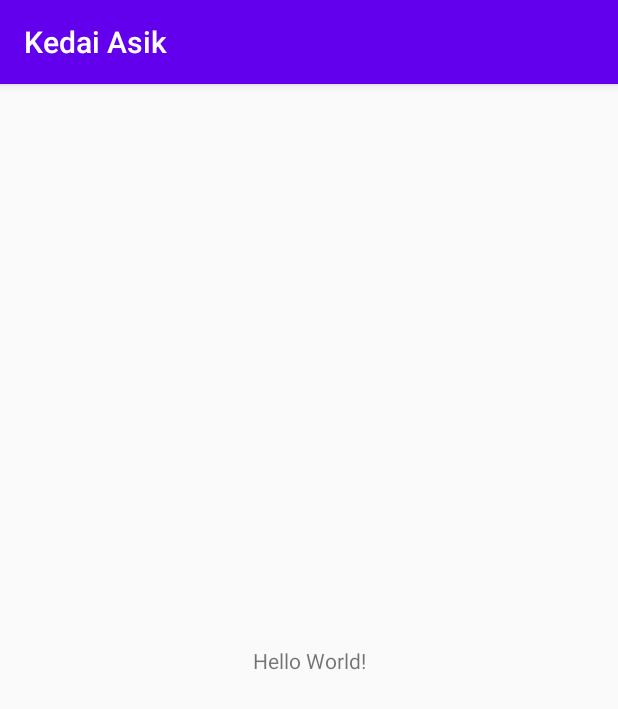
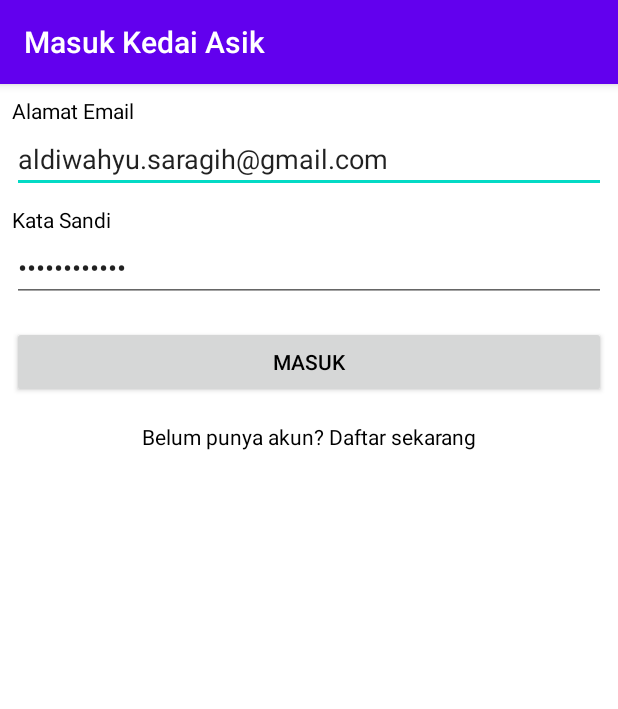
Before and after one commit to asengsaragih/AndroidKedaiAsikApp, an Android app: the screen it shows after launch (MainActivity before the commit, SigninActivity after it), on a phone screen of 412 x 824 dp. Shown: the top 709 px of the screen. Run offline under Robolectric (Android 15) with nearby library versions, the phone set to English and light mode, and no system bars; our stand-ins replace Firebase (no records; nobody signed in at launch, a user with empty details on screens opened directly).

Commit message:
add: signin and signup features with validation

```diff
--- a/app/src/main/java/com/suncode/kedaiasik/MainActivity.java
+++ b/app/src/main/java/com/suncode/kedaiasik/MainActivity.java
@@ -1,14 +1,55 @@
 package com.suncode.kedaiasik;
 
+import androidx.annotation.NonNull;
 import androidx.appcompat.app.AppCompatActivity;
 
+import android.content.Intent;
 import android.os.Bundle;
+import android.view.Menu;
+import android.view.MenuItem;
 
-public class MainActivity extends AppCompatActivity {
+import com.google.firebase.auth.FirebaseUser;
+import com.suncode.kedaiasik.base.BaseActivity;
+
+public class MainActivity extends BaseActivity {
 
     @Override
     protected void onCreate(Bundle savedInstanceState) {
         super.onCreate(savedInstanceState);
         setContentView(R.layout.activity_main);
     }
+
+    @Override
+    protected void onStart() {
+        super.onStart();
+
+        //session user
+        FirebaseUser currentUser = mAuth.getCurrentUser();
+        if (currentUser == null) {
+            startActivity(new Intent(this, SigninActivity.class));
+            finish();
+        }
+    }
+
+    @Override
+    public boolean onCreateOptionsMenu(Menu menu) {
+        getMenuInflater().inflate(R.menu.main_menu, menu);
+        return true;
+    }
+
+    @Override
+    public boolean onOptionsItemSelected(@NonNull MenuItem item) {
+        switch (item.getItemId()) {
+            case R.id.action_signout:
+                //signout firebase
+                mAuth.signOut();
+
+                //intent to new
+                startActivity(new Intent(this, SigninActivity.class));
+                finish();
+
+                break;
+        }
+        return super.onOptionsItemSelected(item);
+    }
 }
--- /dev/null
+++ b/app/src/main/java/com/suncode/kedaiasik/SigninActivity.java
@@ -0,0 +1,87 @@
+package com.suncode.kedaiasik;
+
+import android.content.Intent;
+import android.os.Bundle;
+import android.text.TextUtils;
+import android.util.Log;
+import android.widget.Button;
+import android.widget.EditText;
+import android.widget.TextView;
+
+import androidx.annotation.NonNull;
+
+import com.google.android.gms.tasks.OnCompleteListener;
+import com.google.android.gms.tasks.Task;
+import com.google.firebase.auth.AuthResult;
+import com.google.firebase.auth.FirebaseUser;
+import com.suncode.kedaiasik.base.BaseActivity;
+import com.suncode.kedaiasik.base.Constant;
+
+public class SigninActivity extends BaseActivity {
+
+    private static final String TAG = "SigninActivity";
+    private EditText mEmailEdittext;
+    private EditText mPasswordEdittext;
+    private Button mSigninButton;
+    private TextView mSignupTextview;
+
+    @Override
+    protected void onCreate(Bundle savedInstanceState) {
+        super.onCreate(savedInstanceState);
+        setContentView(R.layout.activity_signin);
+
+        mEmailEdittext = findViewById(R.id.editText_signin_email);
+        mPasswordEdittext = findViewById(R.id.editText_signin_password);
+        mSigninButton = findViewById(R.id.button_signin);
+        mSignupTextview = findViewById(R.id.textView_signin);
+
+        singUp();
+
+        //signin button clicked
+        mSigninButton.setOnClickListener(v -> signIn());
+    }
+
+    private void signIn() {
+        if (TextUtils.isEmpty(mEmailEdittext.getText().toString()) || TextUtils.isEmpty(mPasswordEdittext.getText().toString())) {
+            toast(getString(R.string.err_empty_form));
+            return;
+        }
+
+        String email = mEmailEdittext.getText().toString();
+        String password = mPasswordEdittext.getText().toString();
+
+        mAuth.signInWithEmailAndPassword(email, password)
+                .addOnCompleteListener(task -> {
+                    if (!task.isSuccessful())
+                        return;
+
+                    //intent to main activity
+                    startActivity(new Intent(getApplicationContext(), MainActivity.class));
+                    finish();
+                })
+                .addOnFailureListener(e -> {
+                    if (e.getMessage() == null)
+                        return;
+
+                    if (e.getMessage().equals(Constant.ERR_AUTH_WRONG_EMAIL)) //email tidak terdaftar
+                        toast(getString(R.string.err_wrong_email));
+                    else if (e.getMessage().equals(Constant.ERR_AUTH_WRONG_PASS)) //password salah
+                        toast(getString(R.string.err_wrong_pass));
+                });
+    }
+
+    private void singUp() {
+        //function for signup textview in signin clicked
+        mSignupTextview.setOnClickListener(v -> startActivity(new Intent(this, SignupActivity.class)));
+    }
+
+    @Override
+    protected void onStart() {
+        super.onStart();
+        FirebaseUser currentUser = mAuth.getCurrentUser();
+        if (currentUser != null) {
+            startActivity(new Intent(this, MainActivity.class));
+            finish();
+        }
+    }
+}
--- /dev/null
+++ b/app/src/main/java/com/suncode/kedaiasik/base/BaseActivity.java
@@ -0,0 +1,32 @@
+package com.suncode.kedaiasik.base;
+
+import android.content.Intent;
+import android.os.Bundle;
+import android.widget.Toast;
+
+import androidx.annotation.Nullable;
+import androidx.appcompat.app.AppCompatActivity;
+
+import com.google.firebase.auth.FirebaseAuth;
+import com.google.firebase.database.FirebaseDatabase;
+
+public class BaseActivity extends AppCompatActivity {
+
+    protected AppCompatActivity mActivity;
+    protected FirebaseDatabase mDatabase;
+    protected FirebaseAuth mAuth;
+
+    @Override
+    protected void onCreate(@Nullable Bundle savedInstanceState) {
+        super.onCreate(savedInstanceState);
+        mActivity = this;
+
+        //firebase initalize
+        mDatabase = FirebaseDatabase.getInstance();
+        mAuth = FirebaseAuth.getInstance();
+    }
+
+    protected void toast(String message) {
+        Toast.makeText(this, message, Toast.LENGTH_SHORT).show();
+    }
+}
--- /dev/null
+++ b/app/src/main/res/layout/activity_signin.xml
@@ -0,0 +1,92 @@
+<?xml version="1.0" encoding="utf-8"?>
+<ScrollView xmlns:android="http://schemas.android.com/apk/res/android"
+    android:layout_width="match_parent"
+    android:layout_height="match_parent"
+    android:background="@android:color/white">
+
+    <androidx.constraintlayout.widget.ConstraintLayout xmlns:app="http://schemas.android.com/apk/res-auto"
+        xmlns:tools="http://schemas.android.com/tools"
+        android:layout_width="match_parent"
+        android:layout_height="wrap_content"
+        tools:context=".SigninActivity">
+
+        <Button
+            android:id="@+id/button_signin"
+            android:layout_width="0dp"
+            android:layout_height="wrap_content"
+            android:layout_marginStart="8dp"
+            android:layout_marginTop="16dp"
+            android:layout_marginEnd="8dp"
+            android:text="@string/signin_btn"
+            app:layout_constraintEnd_toEndOf="parent"
+            app:layout_constraintStart_toStartOf="parent"
+            app:layout_constraintTop_toBottomOf="@+id/editText_signin_password" />
+
+        <EditText
+            android:id="@+id/editText_signin_password"
+            android:layout_width="0dp"
+            android:layout_height="wrap_content"
+            android:layout_marginStart="8dp"
+            android:layout_marginEnd="8dp"
+            android:ems="10"
+            android:inputType="textPassword"
+            android:text="Ganteng00!@#"
+            app:layout_constraintEnd_toEndOf="parent"
+            app:layout_constraintStart_toStartOf="parent"
+            app:layout_constraintTop_toBottomOf="@+id/textView_signin_password_title" />
+
+        <EditText
+            android:id="@+id/editText_signin_email"
+            android:layout_width="0dp"
+            android:layout_height="wrap_content"
+            android:layout_marginStart="8dp"
+            android:layout_marginEnd="8dp"
+            android:ems="10"
+            android:inputType="textEmailAddress"
+            android:text="aldiwahyu.saragih@gmail.com"
+            app:layout_constraintEnd_toEndOf="parent"
+            app:layout_constraintStart_toStartOf="parent"
+            app:layout_constraintTop_toBottomOf="@+id/textView_signin_email_title" />
+
+        <TextView
+            android:id="@+id/textView_signin_password_title"
+            android:layout_width="0dp"
+            android:layout_height="wrap_content"
+            android:layout_marginStart="8dp"
+            android:layout_marginTop="8dp"
+            android:layout_marginEnd="8dp"
+            android:text="@string/password"
+            app:layout_constraintEnd_toEndOf="parent"
+            app:layout_constraintStart_toStartOf="parent"
+            app:layout_constraintTop_toBottomOf="@+id/editText_signin_email" />
+
+        <TextView
+            android:id="@+id/textView_signin_email_title"
+            android:layout_width="0dp"
+            android:layout_height="wrap_content"
+            android:layout_marginStart="8dp"
+            android:layout_marginTop="8dp"
+            android:layout_marginEnd="8dp"
+            android:text="@string/email"
+            app:layout_constraintEnd_toEndOf="parent"
+            app:layout_constraintStart_toStartOf="parent"
+            app:layout_constraintTop_toTopOf="parent" />
+
+        <TextView
+            android:id="@+id/textView_signin"
+            android:layout_width="wrap_content"
+            android:layout_height="wrap_content"
+            android:layout_marginStart="8dp"
+            android:layout_marginTop="16dp"
+            android:layout_marginEnd="8dp"
+            android:layout_marginBottom="8dp"
+            android:text="@string/intent_singup_from_signin"
+            android:clickable="true"
+            android:focusable="true"
+            app:layout_constraintBottom_toBottomOf="parent"
+            app:layout_constraintEnd_toEndOf="parent"
+            app:layout_constraintStart_toStartOf="parent"
+            app:layout_constraintTop_toBottomOf="@+id/button_signin" />
+    </androidx.constraintlayout.widget.ConstraintLayout>
+
+</ScrollView>
--- /dev/null
+++ b/app/src/main/res/menu/main_menu.xml
@@ -0,0 +1,8 @@
+<?xml version="1.0" encoding="utf-8"?>
+<menu xmlns:android="http://schemas.android.com/apk/res/android"
+    xmlns:app="http://schemas.android.com/apk/res-auto">
+    <item
+        android:id="@+id/action_signout"
+        android:title="@string/signout"
+        app:showAsAction="never"/>
+</menu>
--- a/app/src/main/res/values/strings.xml
+++ b/app/src/main/res/values/strings.xml
@@ -1,3 +1,27 @@
 <resources>
     <string name="app_name">Kedai Asik</string>
+    <string name="signin">Masuk Kedai Asik</string>
+    <string name="signup">Daftar Kedai Asik</string>
+    <string name="signout">Keluar</string>
+
+    <string name="name">Nama Lengkap</string>
+    <string name="phone">Nomor Ponsel</string>
+    <string name="email">Alamat Email</string>
+    <string name="password">Kata Sandi</string>
+    <string name="repassword">Ulangi Kata Sandi</string>
+
+    <string name="intent_singin_from_signup">Sudah punya akun? Masuk sekarang</string>
+    <string name="intent_singup_from_signin">Belum punya akun? Daftar sekarang</string>
+    <string name="signup_btn">Daftar</string>
+    <string name="signin_btn">Masuk</string>
+
+    <string name="err_empty_form">Form harus di isi</string>
+    <string name="err_pass_not_equals">Kata sandi tidak sama</string>
+    <string name="err_bad_email">Format email salah</string>
+    <string name="err_email_used">Email sudah digunakan orang lain</string>
+    <string name="err_pass_length">Kata sandi minimal 6 karakter</string>
+    <string name="err_wrong_pass">Password salah</string>
+    <string name="err_wrong_email">Email tidak terdaftar</string>
+
+    <string name="user_created">Berhasil mendaftarkan Akun</string>
 </resources>
--- a/app/src/main/res/values/styles.xml
+++ b/app/src/main/res/values/styles.xml
@@ -5,6 +5,7 @@
         <item name="colorPrimary">@color/colorPrimary</item>
         <item name="colorPrimaryDark">@color/colorPrimaryDark</item>
         <item name="colorAccent">@color/colorAccent</item>
+        <item name="android:textColor">@android:color/black</item>
     </style>
 
 </resources>
--- a/build.gradle
+++ b/build.gradle
@@ -6,7 +6,7 @@ buildscript {
     }
     dependencies {
         classpath "com.android.tools.build:gradle:4.0.1"
-
+        classpath 'com.google.gms:google-services:4.3.4'
         // NOTE: Do not place your application dependencies here; they belong
         // in the individual module build.gradle files
     }
```
Also changed, not shown: app/build.gradle (+15 -0 lines), app/src/main/AndroidManifest.xml (+9 -0 lines), app/src/main/java/com/suncode/kedaiasik/SignupActivity.java (added, +152 -0 lines), app/src/main/java/com/suncode/kedaiasik/base/Constant.java (added, +13 -0 lines), app/src/main/java/com/suncode/kedaiasik/model/User.java (added, +39 -0 lines), app/src/main/res/layout/activity_signup.xml (added, +163 -0 lines), 1 other file.
